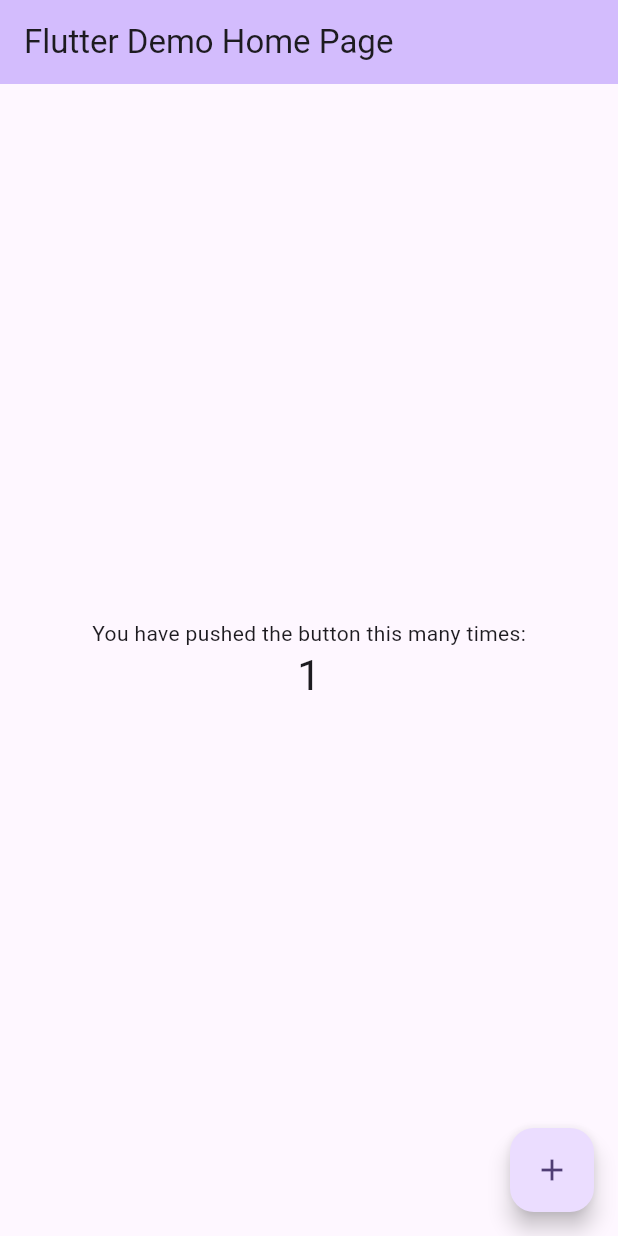
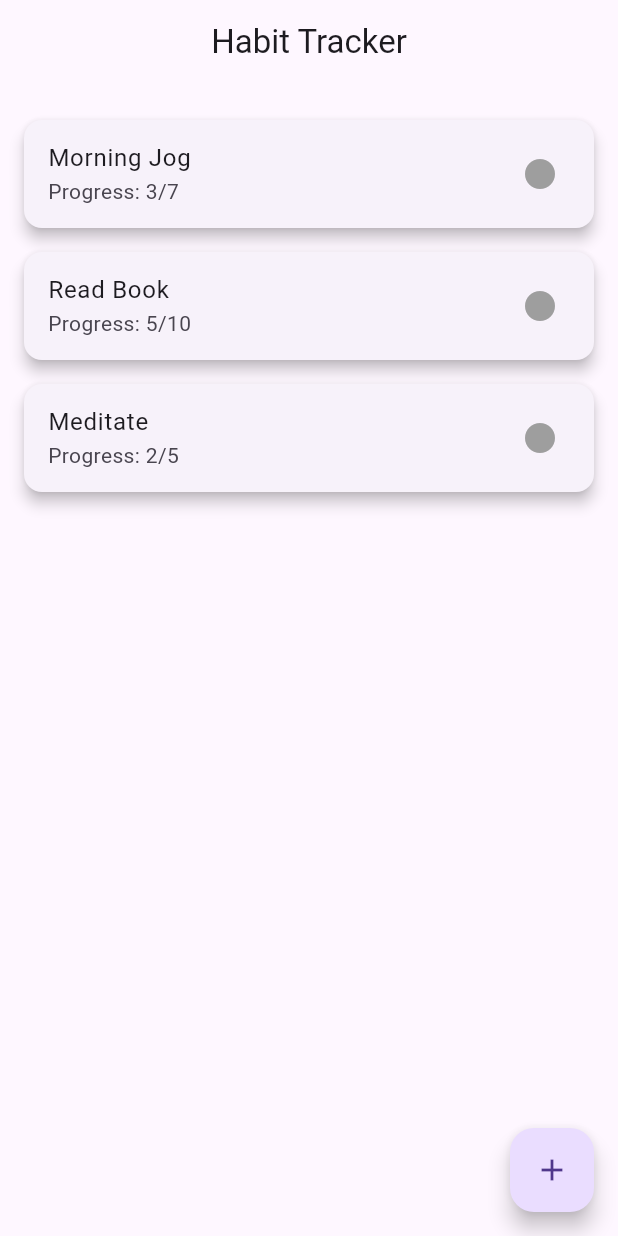
Before and after one commit to abhishek12221732/atomic_tracker, a Flutter app: the screen it shows after launch, after a tap on the "add" icon, on a phone screen of 412 x 824 dp. Run offline on Flutter 3.47's test engine with Material 3 defaults, Android fonts, the phone set to English and light mode, and no system bars.

Commit message:
adding homepage

```diff
--- /dev/null
+++ b/lib/home_page.dart
@@ -0,0 +1,61 @@
+import 'package:flutter/material.dart';
+
+class HomePage extends StatefulWidget {
+  const HomePage({super.key});
+
+  @override
+  _HomePageState createState() => _HomePageState();
+}
+
+class _HomePageState extends State<HomePage> {
+  // Mock habit data
+  final List<Map<String, dynamic>> _habits = [
+    {"name": "Morning Jog", "progress": 3, "goal": 7},
+    {"name": "Read Book", "progress": 5, "goal": 10},
+    {"name": "Meditate", "progress": 2, "goal": 5},
+  ];
+
+  @override
+  Widget build(BuildContext context) {
+    return Scaffold(
+      appBar: AppBar(
+        title: Text('Habit Tracker'),
+        centerTitle: true,
+      ),
+      body: Padding(
+        padding: const EdgeInsets.all(16.0),
+        child: ListView.builder(
+          itemCount: _habits.length,
+          itemBuilder: (context, index) {
+            final habit = _habits[index];
+            return Card(
+              elevation: 4,
+              margin: const EdgeInsets.symmetric(vertical: 8),
+              child: ListTile(
+                title: Text(habit["name"]),
+                subtitle: Text(
+                  "Progress: ${habit["progress"]}/${habit["goal"]}",
+                ),
+                trailing: Icon(
+                  habit["progress"] >= habit["goal"]
+                      ? Icons.check_circle
+                      : Icons.circle,
+                  color: habit["progress"] >= habit["goal"]
+                      ? Colors.green
+                      : Colors.grey,
+                ),
+              ),
+            );
+          },
+        ),
+      ),
+      floatingActionButton: FloatingActionButton(
+        onPressed: () {
+          // Navigate to Add Habit Page
+        },
+        tooltip: "Add Habit",
+        child: Icon(Icons.add),
+      ),
+    );
+  }
+}
--- a/lib/main.dart
+++ b/lib/main.dart
@@ -1,125 +1,23 @@
 import 'package:flutter/material.dart';
+import 'home_page.dart'; // Import the HomePage file
 
 void main() {
-  runApp(const MyApp());
+  runApp(HabitTrackerApp());
 }
 
-class MyApp extends StatelessWidget {
-  const MyApp({super.key});
+class HabitTrackerApp extends StatelessWidget {
+  const HabitTrackerApp({super.key});
 
-  // This widget is the root of your application.
   @override
   Widget build(BuildContext context) {
     return MaterialApp(
-      title: 'Flutter Demo',
+      debugShowCheckedModeBanner: false, // Remove the debug banner
+      title: 'Habit Tracker',
       theme: ThemeData(
-        // This is the theme of your application.
-        //
-        // TRY THIS: Try running your application with "flutter run". You'll see
-        // the application has a purple toolbar. Then, without quitting the app,
-        // try changing the seedColor in the colorScheme below to Colors.green
-        // and then invoke "hot reload" (save your changes or press the "hot
-        // reload" button in a Flutter-supported IDE, or press "r" if you used
-        // the command line to start the app).
-        //
-        // Notice that the counter didn't reset back to zero; the application
-        // state is not lost during the reload. To reset the state, use hot
-        // restart instead.
-        //
-        // This works for code too, not just values: Most code changes can be
-        // tested with just a hot reload.
-        colorScheme: ColorScheme.fromSeed(seedColor: Colors.deepPurple),
-        useMaterial3: true,
+        primarySwatch: Colors.blue,
+        visualDensity: VisualDensity.adaptivePlatformDensity,
       ),
-      home: const MyHomePage(title: 'Flutter Demo Home Page'),
+      home: HomePage(), // Set the HomePage as the initial route
     );
   }
 }
-
-class MyHomePage extends StatefulWidget {
-  const MyHomePage({super.key, required this.title});
-
-  // This widget is the home page of your application. It is stateful, meaning
-  // that it has a State object (defined below) that contains fields that affect
-  // how it looks.
-
-  // This class is the configuration for the state. It holds the values (in this
-  // case the title) provided by the parent (in this case the App widget) and
-  // used by the build method of the State. Fields in a Widget subclass are
-  // always marked "final".
-
-  final String title;
-
-  @override
-  State<MyHomePage> createState() => _MyHomePageState();
-}
-
-class _MyHomePageState extends State<MyHomePage> {
-  int _counter = 0;
-
-  void _incrementCounter() {
-    setState(() {
-      // This call to setState tells the Flutter framework that something has
-      // changed in this State, which causes it to rerun the build method below
-      // so that the display can reflect the updated values. If we changed
-      // _counter without calling setState(), then the build method would not be
-      // called again, and so nothing would appear to happen.
-      _counter++;
-    });
-  }
-
-  @override
-  Widget build(BuildContext context) {
-    // This method is rerun every time setState is called, for instance as done
-    // by the _incrementCounter method above.
-    //
-    // The Flutter framework has been optimized to make rerunning build methods
-    // fast, so that you can just rebuild anything that needs updating rather
-    // than having to individually change instances of widgets.
-    return Scaffold(
-      appBar: AppBar(
-        // TRY THIS: Try changing the color here to a specific color (to
-        // Colors.amber, perhaps?) and trigger a hot reload to see the AppBar
-        // change color while the other colors stay the same.
-        backgroundColor: Theme.of(context).colorScheme.inversePrimary,
-        // Here we take the value from the MyHomePage object that was created by
-        // the App.build method, and use it to set our appbar title.
-        title: Text(widget.title),
-      ),
-      body: Center(
-        // Center is a layout widget. It takes a single child and positions it
-        // in the middle of the parent.
-        child: Column(
-          // Column is also a layout widget. It takes a list of children and
-          // arranges them vertically. By default, it sizes itself to fit its
-          // children horizontally, and tries to be as tall as its parent.
-          //
-          // Column has various properties to control how it sizes itself and
-          // how it positions its children. Here we use mainAxisAlignment to
-          // center the children vertically; the main axis here is the vertical
-          // axis because Columns are vertical (the cross axis would be
-          // horizontal).
-          //
-          // TRY THIS: Invoke "debug painting" (choose the "Toggle Debug Paint"
-          // action in the IDE, or press "p" in the console), to see the
-          // wireframe for each widget.
-          mainAxisAlignment: MainAxisAlignment.center,
-          children: <Widget>[
-            const Text(
-              'You have pushed the button this many times:',
-            ),
-            Text(
-              '$_counter',
-              style: Theme.of(context).textTheme.headlineMedium,
-            ),
-          ],
-        ),
-      ),
-      floatingActionButton: FloatingActionButton(
-        onPressed: _incrementCounter,
-        tooltip: 'Increment',
-        child: const Icon(Icons.add),
-      ), // This trailing comma makes auto-formatting nicer for build methods.
-    );
-  }
-}
```
